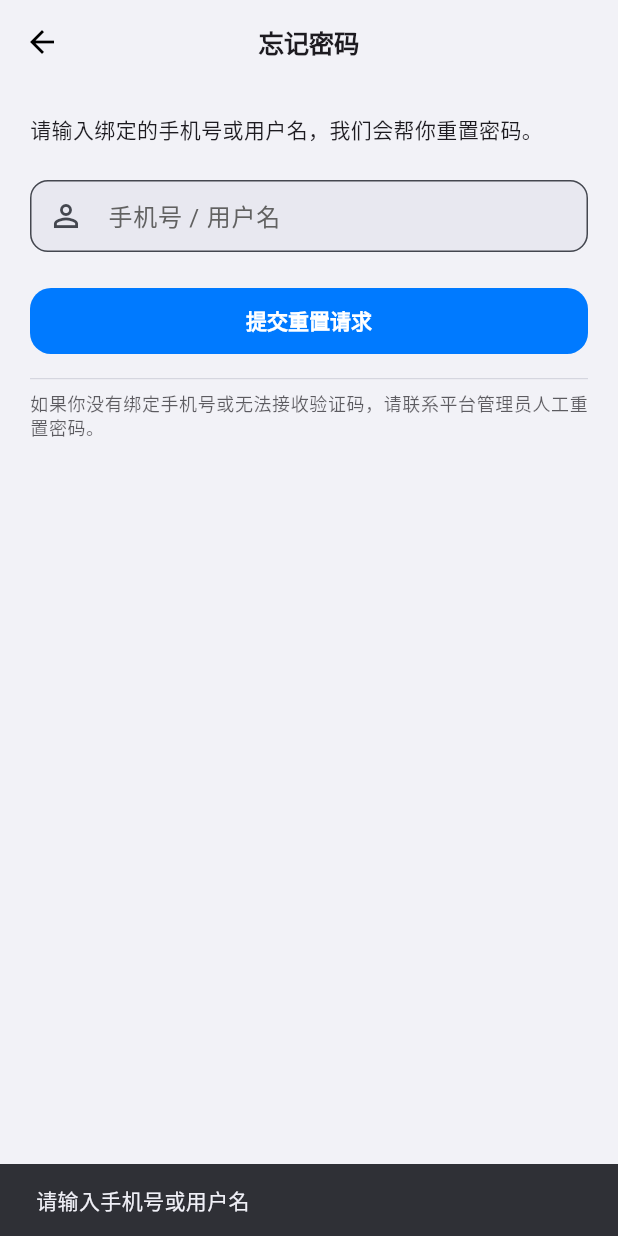
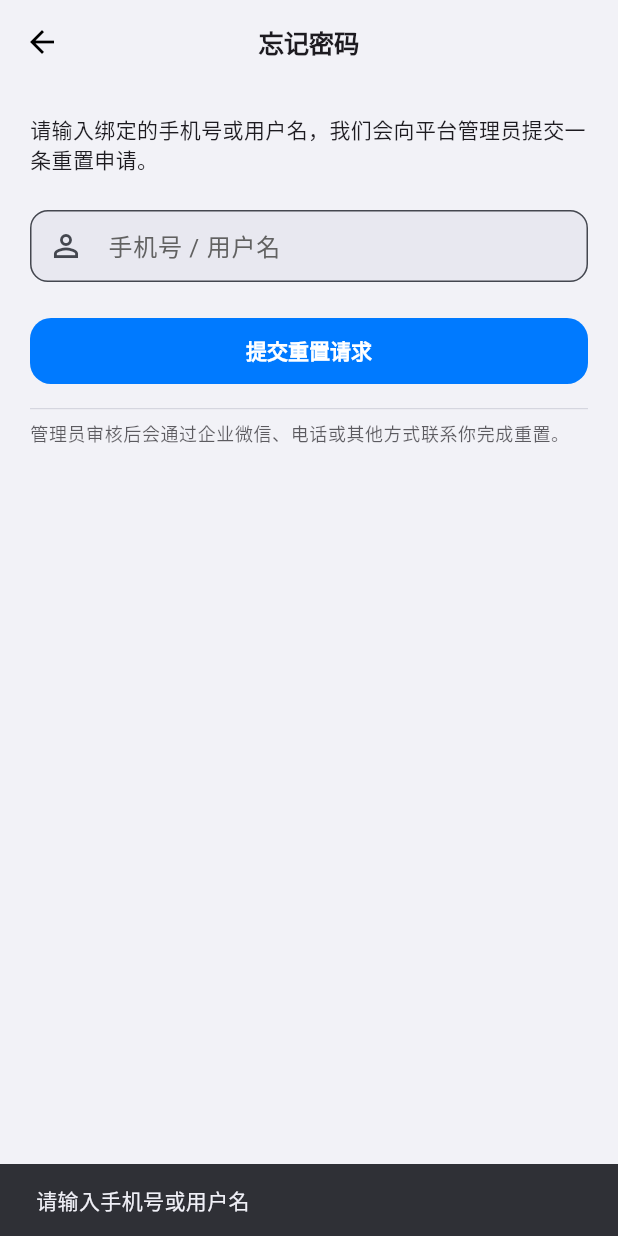
Before and after one commit to i3yxman/survey_app, a Flutter app: the ForgotPasswordPage screen opened by its route, after a tap on "提交重置请求", on a phone screen of 412 x 824 dp. Run offline on Flutter 3.47's test engine with Material 3 defaults, Android fonts, the phone set to English and light mode, and no system bars; our stand-ins replace dio, flutter_secure_storage, geolocator, local_auth, video_player; missing offline and left inert: maps_launcher, photo_manager, video_thumbnail, wechat_assets_picker; accounts and stored records are empty.

Commit message:
Fix bugs of forgot password when account does not exist.

```diff
--- a/lib/providers/auth_provider.dart
+++ b/lib/providers/auth_provider.dart
@@ -102,15 +102,15 @@ class AuthProvider extends ChangeNotifier {
   }
 
   /// 忘记密码：让后端给出下一步提示（不改 loading / error，直接抛异常）
-  Future<String> requestPasswordReset(String usernameOrPhone) async {
-    final trimmed = usernameOrPhone.trim();
+  Future<String> requestPasswordReset(String identifier) async {
+    final trimmed = identifier.trim();
     if (trimmed.isEmpty) {
       throw ApiException('请输入用户名或手机号');
     }
 
     try {
       final msg = await _api.requestPasswordReset(
-        usernameOrPhone: trimmed,
+        identifier: trimmed, // 👈 和 ApiService 参数名对齐
       );
       return msg;
     } on ApiException catch (e) {
--- a/lib/screens/login/forgot_password_page.dart
+++ b/lib/screens/login/forgot_password_page.dart
@@ -3,9 +3,8 @@
 import 'package:flutter/material.dart';
 import 'package:provider/provider.dart';
 
+import '../../providers/auth_provider.dart';
 import '../../services/api_service.dart';
-import '../../models/api_models.dart';
-import '../../providers/auth_provider.dart';
 
 class ForgotPasswordPage extends StatefulWidget {
   const ForgotPasswordPage({super.key});
@@ -38,21 +37,19 @@ class _ForgotPasswordPageState extends State<ForgotPasswordPage> {
     });
 
     try {
-      // 这里直接用 ApiService，你也可以封到 AuthProvider 里
-      final api = ApiService();
-      final detail = await api.requestPasswordReset(
-        usernameOrPhone: identifier,
-      );
+      // ✅ 改成走 AuthProvider，而不是自己 new ApiService
+      final auth = context.read<AuthProvider>();
+      final detail = await auth.requestPasswordReset(identifier);
 
       if (!mounted) return;
       ScaffoldMessenger.of(context).showSnackBar(
         SnackBar(content: Text(detail)),
       );
-      Navigator.pop(context);
+      Navigator.pop(context); // 返回登录页
     } on ApiException catch (e) {
       if (!mounted) return;
       ScaffoldMessenger.of(context).showSnackBar(
-        SnackBar(content: Text('重置失败：${e.message}')),
+        SnackBar(content: Text(e.message)),
       );
     } catch (e) {
       if (!mounted) return;
@@ -84,7 +81,7 @@ class _ForgotPasswordPageState extends State<ForgotPasswordPage> {
             crossAxisAlignment: CrossAxisAlignment.start,
             children: [
               Text(
-                '请输入绑定的手机号或用户名，我们会帮你重置密码。',
+                '请输入绑定的手机号或用户名，我们会向平台管理员提交一条重置申请。',
                 style: theme.textTheme.bodyMedium,
               ),
               const SizedBox(height: 24),
@@ -121,7 +118,7 @@ class _ForgotPasswordPageState extends State<ForgotPasswordPage> {
               const Divider(),
               const SizedBox(height: 8),
               Text(
-                '如果你没有绑定手机号或无法接收验证码，请联系平台管理员人工重置密码。',
+                '管理员审核后会通过企业微信、电话或其他方式联系你完成重置。',
                 style: theme.textTheme.bodySmall?.copyWith(
                   color: theme.textTheme.bodySmall?.color?.withOpacity(0.7),
                 ),
--- a/lib/screens/login/login_page.dart
+++ b/lib/screens/login/login_page.dart
@@ -221,7 +221,7 @@ class _LoginPageState extends State<LoginPage> {
                       ),
                       const SizedBox(height: 8),
                       Text(
-                        '登录后即可查看当前任务和任务大厅',
+                        '使用平台账号登录即可查看个人任务、任务大厅等内容',
                         style: theme.textTheme.bodySmall?.copyWith(
                           color: theme.textTheme.bodySmall?.color
                               ?.withOpacity(0.65),
```
Also changed, not shown: lib/services/api_service.dart (+17 -10 lines).
